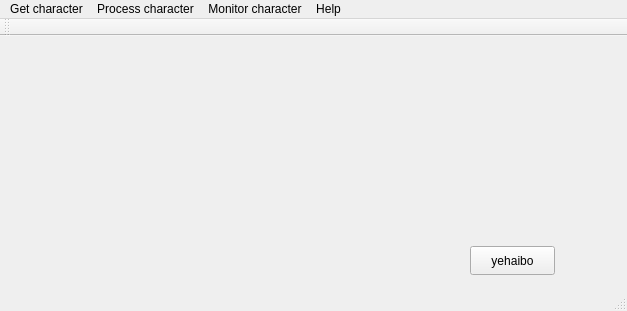
Old version of the form mainwindow.ui in the repository melgino/PSS.
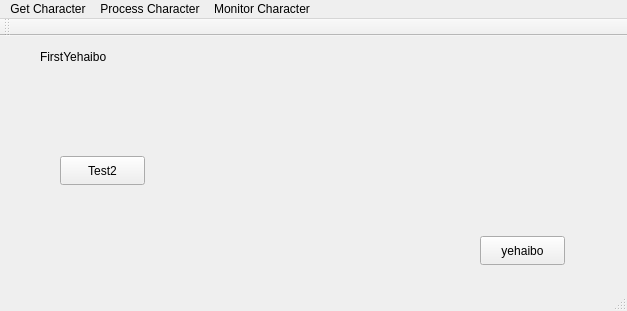
New version of the form.

Commit message: Test github work with pycharm GUI

Diff of the .ui file:
```diff
--- a/mainwindow.ui
+++ b/mainwindow.ui
@@ -17,8 +17,8 @@
    <widget class="QPushButton" name="yehaibopush">
     <property name="geometry">
      <rect>
-      <x>470</x>
-      <y>210</y>
+      <x>480</x>
+      <y>200</y>
       <width>85</width>
       <height>29</height>
      </rect>
@@ -27,6 +27,32 @@
      <string>yehaibo</string>
     </property>
    </widget>
+   <widget class="QLabel" name="labelYehaibo">
+    <property name="geometry">
+     <rect>
+      <x>40</x>
+      <y>10</y>
+      <width>81</width>
+      <height>21</height>
+     </rect>
+    </property>
+    <property name="text">
+     <string>FirstYehaibo</string>
+    </property>
+   </widget>
+   <widget class="QPushButton" name="pushButton">
+    <property name="geometry">
+     <rect>
+      <x>60</x>
+      <y>120</y>
+      <width>85</width>
+      <height>29</height>
+     </rect>
+    </property>
+    <property name="text">
+     <string>Test2</string>
+    </property>
+   </widget>
   </widget>
   <widget class="QMenuBar" name="menuBar">
    <property name="geometry">
@@ -37,9 +63,9 @@
      <height>26</height>
     </rect>
    </property>
-   <widget class="QMenu" name="menuMenu">
+   <widget class="QMenu" name="menuGet_Character">
     <property name="title">
-     <string>Get character</string>
+     <string>Get Character</string>
     </property>
     <addaction name="actionFrom_logs"/>
     <addaction name="actionFrom_Web_data"/>
@@ -51,30 +77,21 @@
     <addaction name="actionFrom_Redis"/>
     <addaction name="actionFrom_Elasticsearch"/>
    </widget>
-   <widget class="QMenu" name="menuMenu2">
+   <widget class="QMenu" name="menuProcess_Character">
     <property name="title">
-     <string>Process character</string>
+     <string>Process Character</string>
     </property>
     <addaction name="actionClearn"/>
     <addaction name="actionPre_process"/>
    </widget>
-   <widget class="QMenu" name="menuMonitor_character">
+   <widget class="QMenu" name="menucharacter">
     <property name="title">
-     <string>Monitor character</string>
+     <string>Monitor Character</string>
     </property>
    </widget>
-   <widget class="QMenu" name="menuHelp">
-    <property name="title">
-     <string>Help</string>
-    </property>
-    <addaction name="actionAbout_documents"/>
-    <addaction name="separator"/>
-    <addaction name="actionAbout_PSS"/>
-   </widget>
-   <addaction name="menuMenu"/>
-   <addaction name="menuMenu2"/>
-   <addaction name="menuMonitor_character"/>
-   <addaction name="menuHelp"/>
+   <addaction name="menuGet_Character"/>
+   <addaction name="menuProcess_Character"/>
+   <addaction name="menucharacter"/>
   </widget>
   <widget class="QToolBar" name="mainToolBar">
    <attribute name="toolBarArea">
```
Left out of the diff: 118 changed lines with no effect on the pictures. The commit also changes 10 other files.
